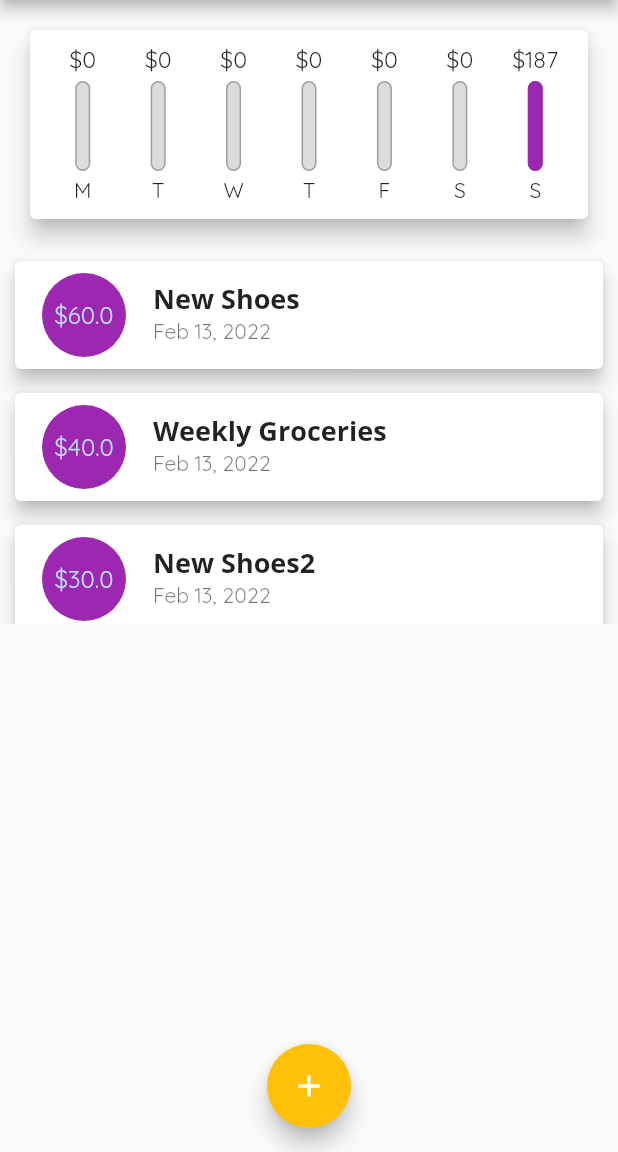
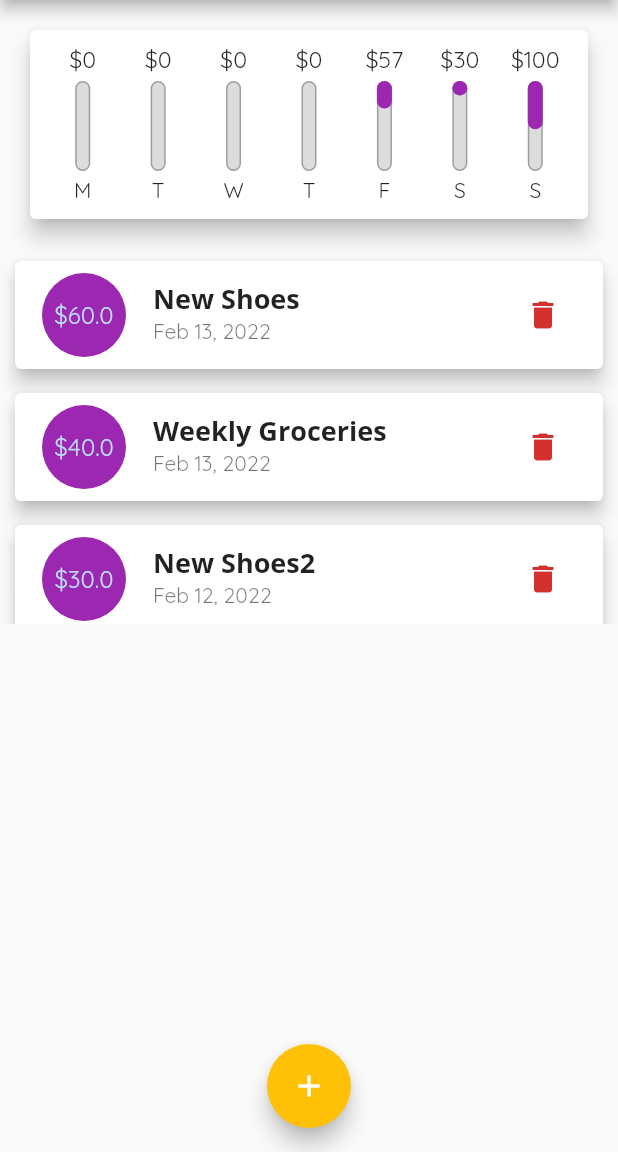
Before and after one commit to mahdibouaziz/flutter-personal-expenses, a Flutter app: the screen it shows after launch, on a phone screen of 412 x 824 dp, the part 84-1236 px from its top. Run offline on Flutter 3.47's test engine with Material 2 defaults, Android fonts, the phone set to English and light mode, and no system bars.

Commit message:
added the functionality to add a transaction by date and delete transaction

```diff
--- a/lib/main.dart
+++ b/lib/main.dart
@@ -17,8 +17,10 @@ class MyApp extends StatelessWidget {
       title: "Personal Expenses",
       home: const MyHomePage(),
       theme: ThemeData(
-          colorScheme: ColorScheme.fromSwatch(primarySwatch: Colors.purple)
-              .copyWith(secondary: Colors.amber),
+          colorScheme: ColorScheme.fromSwatch(
+            primarySwatch: Colors.purple,
+            errorColor: Colors.red[700],
+          ).copyWith(secondary: Colors.amber),
           fontFamily: 'Quicksand',
           textTheme: const TextTheme(
             titleLarge: TextStyle(
@@ -45,13 +47,19 @@ class MyHomePage extends StatefulWidget {
 
 class _MyHomePageState extends State<MyHomePage> {
   final List<Transaction> userTransactions = [
-    Transaction(amount: 60, date: DateTime.now(), id: 't1', title: 'New Shoes'),
+    Transaction(amount: 60, date: DateTime.now(), id: 't0', title: 'New Shoes'),
     Transaction(
         amount: 40, date: DateTime.now(), id: 't1', title: 'Weekly Groceries'),
     Transaction(
-        amount: 30, date: DateTime.now(), id: 't1', title: 'New Shoes2'),
+        amount: 30,
+        date: DateTime.now().subtract(const Duration(days: 1)),
+        id: 't2',
+        title: 'New Shoes2'),
     Transaction(
-        amount: 57, date: DateTime.now(), id: 't1', title: 'New Shoes3'),
+        amount: 57,
+        date: DateTime.now().subtract(const Duration(days: 2)),
+        id: 't3',
+        title: 'New Shoes3'),
   ];
 
   List<Transaction> get recentTransactions {
@@ -60,15 +68,21 @@ class _MyHomePageState extends State<MyHomePage> {
     }).toList();
   }
 
-  void addNewTransaction(String title, double amount) {
+  void addNewTransaction(String title, double amount, DateTime selectedDate) {
     final newTx = Transaction(
         amount: amount,
-        date: DateTime.now(),
+        date: selectedDate,
         id: DateTime.now().toString(),
         title: title);
 
     setState(() {
       userTransactions.add(newTx);
+    });
+  }
+
+  void deleteTransaction(String id) {
+    setState(() {
+      userTransactions.removeWhere((element) => element.id == id);
     });
   }
 
@@ -101,7 +115,9 @@ class _MyHomePageState extends State<MyHomePage> {
           crossAxisAlignment: CrossAxisAlignment.stretch,
           children: [
             Chart(recentTransactions: recentTransactions),
-            TransactionList(userTransactions: userTransactions)
+            TransactionList(
+                userTransactions: userTransactions,
+                deleteTransaction: deleteTransaction)
           ],
         ),
       ),
--- a/lib/widgets/new_transaction.dart
+++ b/lib/widgets/new_transaction.dart
@@ -22,7 +22,7 @@ class _NewTransactionState extends State<NewTransaction> {
     final entredTitle = titleController.text;
     final entredAmount1 = amountController.text;
 
-    if (entredTitle.isEmpty || entredAmount1.isEmpty) {
+    if (entredTitle.isEmpty || entredAmount1.isEmpty || selectedDate == null) {
       return;
     }
 
@@ -32,7 +32,7 @@ class _NewTransactionState extends State<NewTransaction> {
       return;
     }
 
-    widget.addNewTransaction(entredTitle, entredAmount);
+    widget.addNewTransaction(entredTitle, entredAmount, selectedDate);
     Navigator.of(context).pop();
   }
 
--- a/lib/widgets/transaction_list.dart
+++ b/lib/widgets/transaction_list.dart
@@ -4,8 +4,12 @@ import 'package:intl/intl.dart';
 
 class TransactionList extends StatelessWidget {
   final List<Transaction> userTransactions;
+  final Function deleteTransaction;
 
-  const TransactionList({required this.userTransactions, Key? key})
+  const TransactionList(
+      {required this.userTransactions,
+      required this.deleteTransaction,
+      Key? key})
       : super(key: key);
 
   @override
@@ -52,6 +56,13 @@ class TransactionList extends StatelessWidget {
                     ),
                     subtitle: Text(DateFormat.yMMMd()
                         .format(userTransactions[index].date)),
+                    trailing: IconButton(
+                      onPressed: () {
+                        deleteTransaction(userTransactions[index].id);
+                      },
+                      icon: Icon(Icons.delete),
+                      color: Theme.of(context).colorScheme.error,
+                    ),
                   ),
                 );
               },
```
